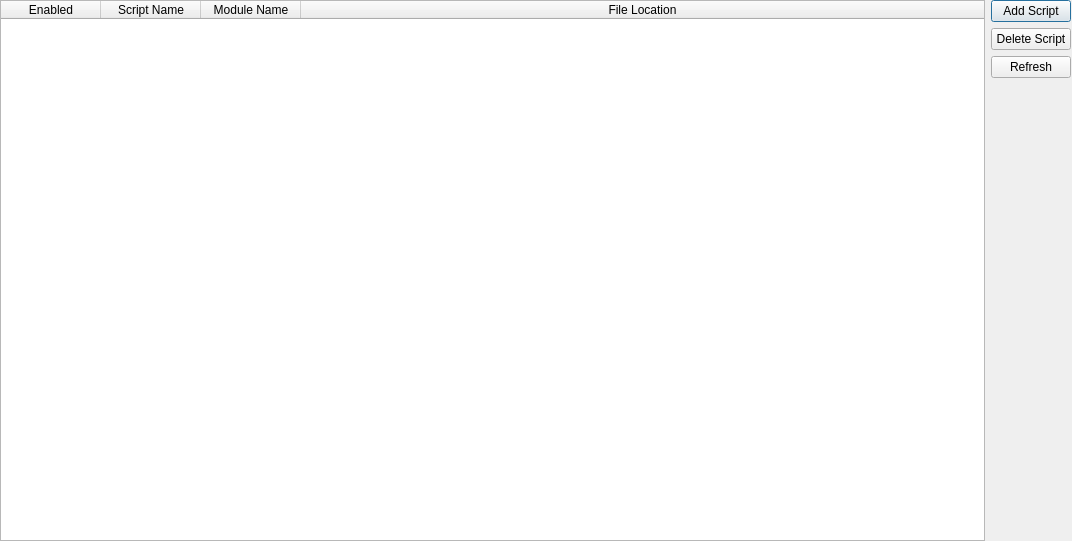
Before: the Qt Designer form scriptUI.ui in McMasterRS/pyTrack, drawn with Qt 5.
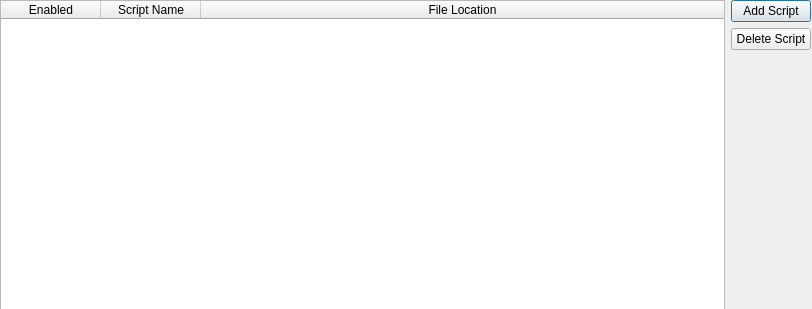
After: the same form once the commit is applied. Custom widgets are drawn as their Qt base class.

Commit message: Adding script import functionality and example script

The edit to the form file:
```diff
--- a/scriptUI.ui
+++ b/scriptUI.ui
@@ -6,8 +6,8 @@
    <rect>
     <x>0</x>
     <y>0</y>
-    <width>1072</width>
-    <height>541</height>
+    <width>812</width>
+    <height>309</height>
    </rect>
   </property>
   <property name="windowTitle">
@@ -18,8 +18,8 @@
     <rect>
      <x>0</x>
      <y>0</y>
-     <width>1071</width>
-     <height>541</height>
+     <width>811</width>
+     <height>311</height>
     </rect>
    </property>
    <layout class="QHBoxLayout" name="horizontalLayout">
@@ -47,7 +47,7 @@
        <bool>true</bool>
       </property>
       <property name="gridStyle">
-       <enum>Qt::DashLine</enum>
+       <enum>Qt::SolidLine</enum>
       </property>
       <property name="wordWrap">
        <bool>false</bool>
@@ -59,7 +59,7 @@
        <number>0</number>
       </property>
       <property name="columnCount">
-       <number>4</number>
+       <number>3</number>
       </property>
       <attribute name="horizontalHeaderVisible">
        <bool>true</bool>
@@ -86,11 +86,6 @@
         <string>Script Name</string>
        </property>
       </column>
-      <column>
-       <property name="text">
-        <string>Module Name</string>
-       </property>
-      </column>
       <column>
        <property name="text">
         <string>File Location</string>
@@ -114,13 +109,6 @@
         </property>
        </widget>
       </item>
-      <item>
-       <widget class="QPushButton" name="btRefresh">
-        <property name="text">
-         <string>Refresh</string>
-        </property>
-       </widget>
-      </item>
       <item>
        <spacer name="verticalSpacer">
         <property name="orientation">
@@ -139,6 +127,13 @@
    </layout>
   </widget>
  </widget>
+ <customwidgets>
+  <customwidget>
+   <class>TableWidgetDragRows</class>
+   <extends>QTableWidget</extends>
+   <header>extensions.dragTable</header>
+  </customwidget>
+ </customwidgets>
  <resources/>
  <connections/>
 </ui>
```
Left out of the diff: 17 changed lines with no effect on the pictures. The commit also changes 16 other files.
